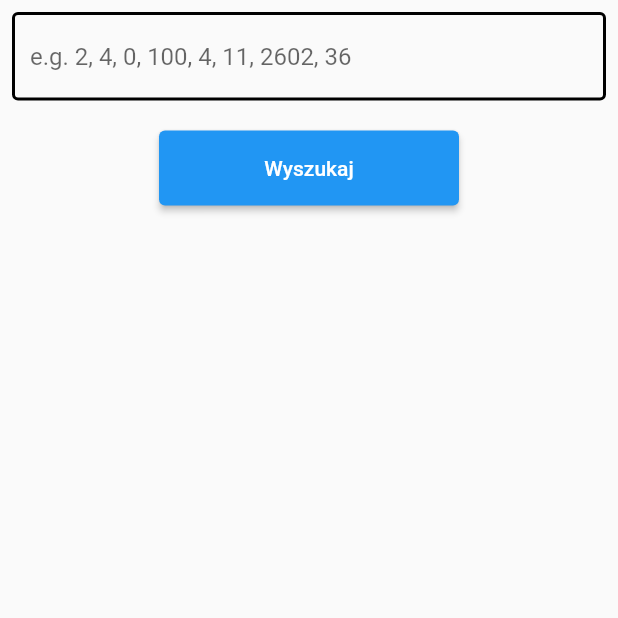
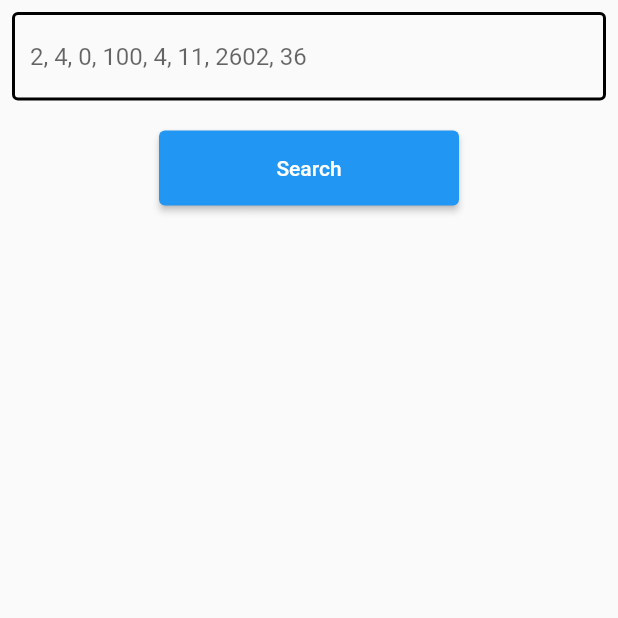
Before and after one commit to SzybkiRito/Zadanie_Rekrutacyjne, a Flutter app: the screen it shows after launch, on a phone screen of 412 x 824 dp, the top half of it. Run offline on Flutter 3.47's test engine with Material 2 defaults, Android fonts, the phone set to English and light mode, and no system bars; generated files the repository leaves out were written again.

Commit message:
Internationalizing feature

```diff
--- /dev/null
+++ b/l10n.yaml
@@ -0,0 +1,3 @@
+arb-dir: lib/l10n
+template-arb-file: app_en.arb
+output-localization-file: app_localizations.dart
--- /dev/null
+++ b/lib/l10n/app_en.arb
@@ -0,0 +1,10 @@
+{
+    "search": "Search",
+    "@search": {
+        "description": "Search"
+    },
+    "errorDigitSequence": "Enter the correct sequence of digits",
+    "@errorDigitSequence": {
+        "description": "Error displaying message that user enter wrong sequence od digits"
+    }
+}
--- /dev/null
+++ b/lib/l10n/app_es.arb
@@ -0,0 +1,4 @@
+{
+    "search": "Busque en",
+    "errorDigitSequence": "Introduzca la secuencia correcta de dígitos"
+}
--- a/lib/main.dart
+++ b/lib/main.dart
@@ -1,5 +1,7 @@
 import 'package:flutter/material.dart';
-import 'package:zadanie_rekrutacyjne/widgets/HomeScreen.dart';
+import 'package:flutter_localizations/flutter_localizations.dart';
+import 'package:zadanie_rekrutacyjne/widgets/home_screen.dart';
+import 'package:flutter_gen/gen_l10n/app_localizations.dart';
 
 void main() {
   runApp(const App());
@@ -15,6 +17,16 @@ class App extends StatelessWidget {
       theme: ThemeData(
         primarySwatch: Colors.blue,
       ),
+      localizationsDelegates: const [
+        AppLocalizations.delegate,
+        GlobalMaterialLocalizations.delegate,
+        GlobalWidgetsLocalizations.delegate,
+        GlobalCupertinoLocalizations.delegate,
+      ],
+      supportedLocales: const [
+        Locale('en'), // English
+        Locale('es'), // Spanish
+      ],
       home: const HomeScreen(),
     );
   }
--- a/lib/widgets/HomeScreen.dart
+++ b/lib/widgets/home_screen.dart
@@ -1,6 +1,7 @@
 import 'package:flutter/material.dart';
 import 'package:flutter/services.dart';
-import 'package:zadanie_rekrutacyjne/widgets/ResultScreen.dart';
+import 'package:zadanie_rekrutacyjne/widgets/result_screen.dart';
+import 'package:flutter_gen/gen_l10n/app_localizations.dart';
 
 class HomeScreen extends StatefulWidget {
   const HomeScreen({super.key});
@@ -39,7 +40,7 @@ class _HomeScreenState extends State<HomeScreen> {
               TextField(
                 controller: numbersController,
                 decoration: const InputDecoration(
-                  hintText: 'e.g. 2, 4, 0, 100, 4, 11, 2602, 36',
+                  hintText: '2, 4, 0, 100, 4, 11, 2602, 36',
                   focusedBorder: OutlineInputBorder(
                     borderSide: BorderSide(color: Colors.greenAccent, width: 2.0),
                   ),
@@ -49,11 +50,11 @@ class _HomeScreenState extends State<HomeScreen> {
                 ),
               ),
               error
-                  ? const SizedBox(
+                  ? SizedBox(
                       height: 40,
                       child: Text(
-                        'Wpisz poprawny ciag cyfr',
-                        style: TextStyle(fontSize: 20, color: Colors.red),
+                        AppLocalizations.of(context)!.errorDigitSequence,
+                        style: const TextStyle(fontSize: 20, color: Colors.red),
                       ),
                     )
                   : const SizedBox(
@@ -84,7 +85,7 @@ class _HomeScreenState extends State<HomeScreen> {
                       });
                     }
                   },
-                  child: const Text('Wyszukaj'),
+                  child: Text(AppLocalizations.of(context)!.search),
                 ),
               )
             ],
```
Also changed, not shown: pubspec.yaml (+6 -4 lines), lib/widgets/result_screen.dart (renamed from lib/widgets/ResultScreen.dart), pubspec.lock.
